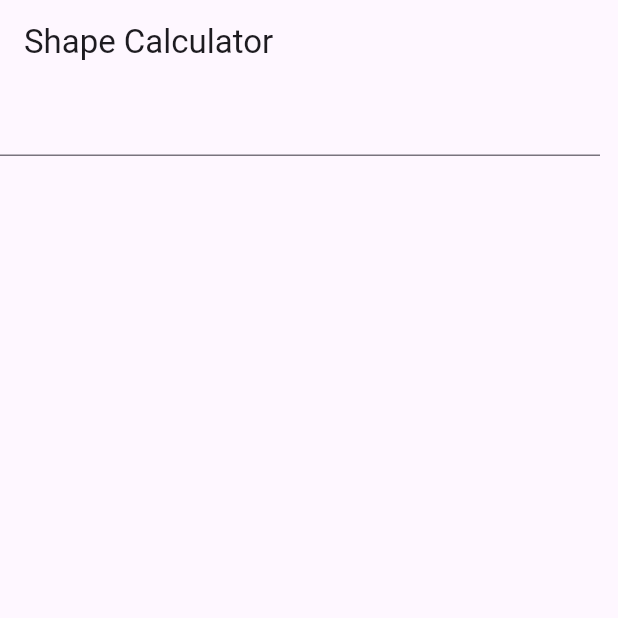
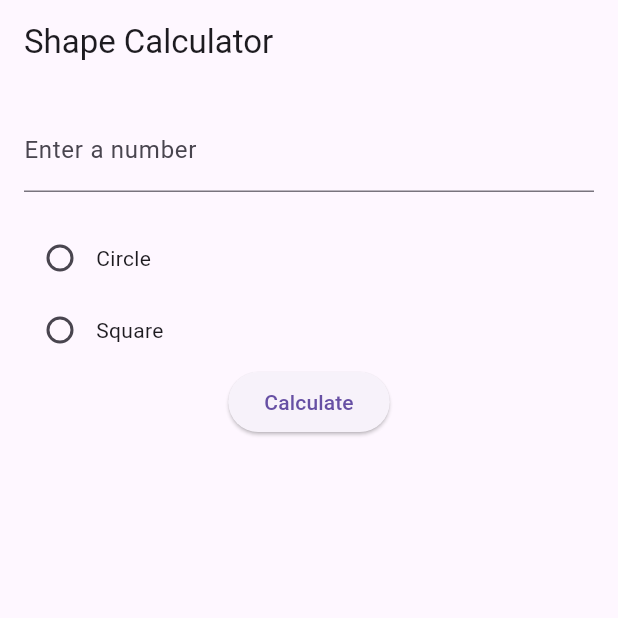
Before and after one commit to xxfrtppxx/mu-ict-dart-lab14, a Flutter app: the screen it shows after launch, on a phone screen of 412 x 824 dp, the top half of it. Run offline on Flutter 3.47's test engine with Material 3 defaults, Android fonts, the phone set to English and light mode, and no system bars; our stand-ins replace go_router.

Commit message:
- complete lab14

```diff
--- a/geometry_app/lib/main.dart
+++ b/geometry_app/lib/main.dart
@@ -2,20 +2,35 @@ import 'package:flutter/material.dart';
 import 'package:geometry_app/pages/circle_page.dart';
 import 'package:geometry_app/pages/home_page.dart';
 import 'package:geometry_app/pages/square_page.dart';
+import 'package:go_router/go_router.dart';
 
 void main() {
-  runApp(const MainApp());
+  runApp(MainApp());
 }
 
 class MainApp extends StatelessWidget {
-  const MainApp({super.key});
+  MainApp({super.key});
+
+  final GoRouter _router = GoRouter(
+    routes: [
+      GoRoute(path: '/', builder: (context, state) => HomePage()),
+      GoRoute(
+        path: '/circleCal/:input',
+        builder:
+            (context, state) =>
+                CirclePage(input: state.pathParameters['input']!),
+      ),
+      GoRoute(
+        path: '/squareCal/:input',
+        builder:
+            (context, state) =>
+                SquarePage(input: state.pathParameters['input']!),
+      ),
+    ],
+  );
 
   @override
   Widget build(BuildContext context) {
-    return const MaterialApp(
-      home: Scaffold(
-        body: HomePage(),
-      ),
-    );
+    return MaterialApp.router(routerConfig: _router);
   }
 }
--- a/geometry_app/lib/pages/home_page.dart
+++ b/geometry_app/lib/pages/home_page.dart
@@ -1,17 +1,106 @@
 import 'package:flutter/material.dart';
+import 'package:go_router/go_router.dart';
 
-class HomePage extends StatelessWidget {
+class HomePage extends StatefulWidget {
   const HomePage({super.key});
+
+  @override
+  State<HomePage> createState() => _HomePageState();
+}
+
+class _HomePageState extends State<HomePage> {
+  final TextEditingController _inputController = TextEditingController();
+  bool? isCircleChecked = false;
+  bool? isSquareChecked = false;
 
   @override
   Widget build(BuildContext context) {
     return MaterialApp(
       home: Scaffold(
         appBar: AppBar(centerTitle: false, title: Text("Shape Calculator")),
-        body:  SizedBox(
-        width: 400,
-        child: TextField())
+        body: Padding(
+          padding: const EdgeInsets.all(16.0),
+          child: Center(
+            child: Column(
+              mainAxisAlignment: MainAxisAlignment.start,
+              children: [
+                TextField(
+                  controller: _inputController,
+                  decoration: const InputDecoration(
+                    labelText: 'Enter a number',
+                  ),
+                ),
+                SizedBox(height: 20),
+                checkBox(
+                  isCircleChecked,
+                  'Circle',
+                  (newValue) => setState(() {
+                    isCircleChecked = newValue;
+                  }),
+                ),
+                checkBox(
+                  isSquareChecked,
+                  'Square',
+                  (newValue) => setState(() {
+                    isSquareChecked = newValue;
+                  }),
+                ),
+                Column(
+                  mainAxisAlignment: MainAxisAlignment.center,
+                  children: [
+                    ElevatedButton(
+                      onPressed: () {
+                        final numberInput = _inputController.text.trim();
+                        if (numberInput.isEmpty) {
+                          ScaffoldMessenger.of(context).showSnackBar(
+                            const SnackBar(
+                              content: Text('Please enter a number.'),
+                            ),
+                          );
+                        } else if (double.parse(numberInput) < 0.0) {
+                          ScaffoldMessenger.of(context).showSnackBar(
+                            const SnackBar(
+                              content: Text('Please enter a positive number.'),
+                            ),
+                          );
+                        } else {
+                          if (isCircleChecked == true) {
+                            context.go('/circleCal/$numberInput');
+                          } else if (isSquareChecked == true) {
+                            context.go('/squareCal/$numberInput');
+                          } else {
+                            ScaffoldMessenger.of(context).showSnackBar(
+                              const SnackBar(
+                                content: Text(
+                                  'Please select at least one checkbox.',
+                                ),
+                              ),
+                            );
+                          }
+                        }
+                      },
+                      child: const Text('Calculate'),
+                    ),
+                  ],
+                ),
+              ],
+            ),
+          ),
+        ),
       ),
     );
   }
+
+  Widget checkBox(
+    bool? isChecked,
+    String displayText,
+    ValueChanged<bool?> onChange,
+  ) {
+    return Row(
+      children: [
+        Checkbox(value: isChecked, onChanged: onChange, shape: CircleBorder()),
+        Text(displayText),
+      ],
+    );
+  }
 }
--- a/geometry_app/pubspec.yaml
+++ b/geometry_app/pubspec.yaml
@@ -9,6 +9,7 @@ environment:
 dependencies:
   flutter:
     sdk: flutter
+  go_router: ^15.1.1
 
 dev_dependencies:
   flutter_test:
```
Also changed, not shown: geometry_app/lib/pages/circle_page.dart (+26 -2 lines), geometry_app/lib/pages/square_page.dart (+26 -2 lines), geometry_app/pubspec.lock.
